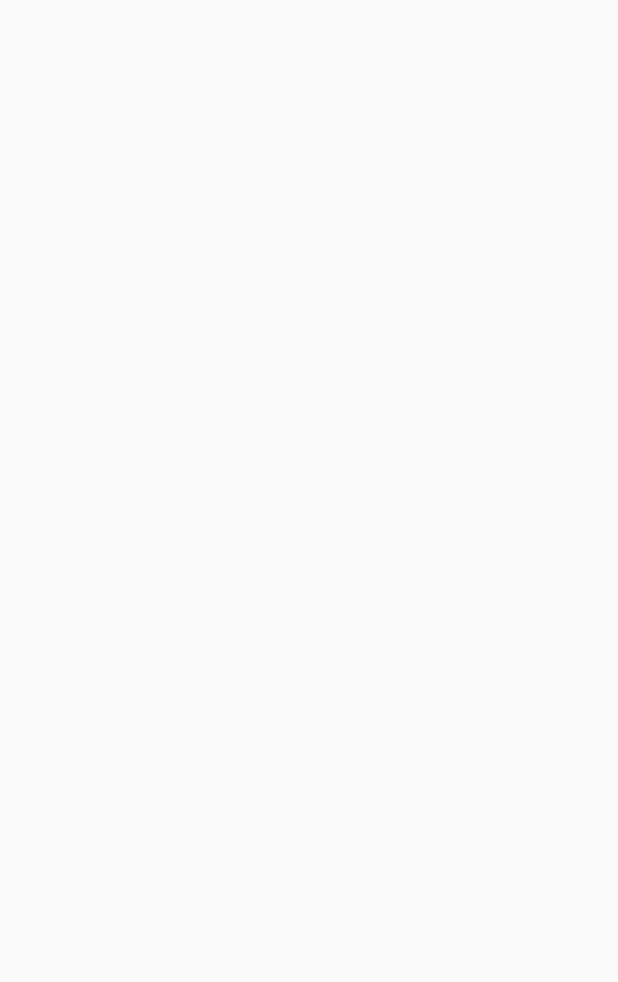
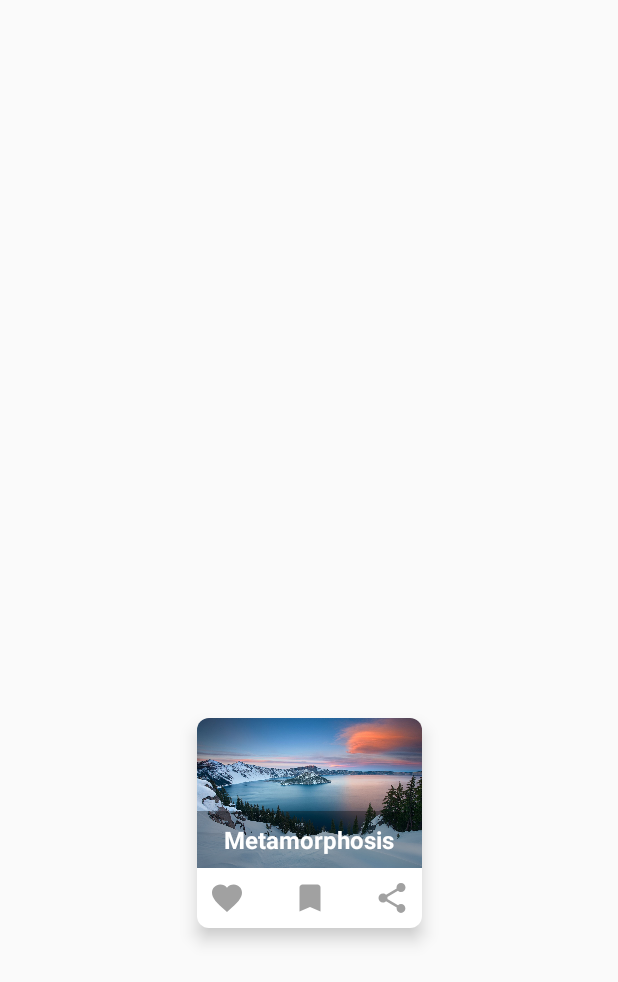
Before and after one commit to EudyContreras/Motion-Morpher, an Android app: the screen it shows after launch (ActivityDemo2), on a phone screen of 412 x 824 dp. Before the commit the part shown is empty. Shown: the top 982 px of the screen. Run offline under Robolectric (Android 15) with nearby library versions, the phone set to English and light mode, and no system bars.

Commit message:
layout building progress

```diff
--- a/app/src/main/java/com/eudycontreras/motionmorpher/examples/demo2/ActivityDemo2.kt
+++ b/app/src/main/java/com/eudycontreras/motionmorpher/examples/demo2/ActivityDemo2.kt
@@ -17,7 +17,7 @@ class ActivityDemo2 : MorphActivity() {
         setContentView(R.layout.activity_demo2)
     }
 
-    override fun onCreateOptionsMenu(menu: Menu): Boolean {
+    /*override fun onCreateOptionsMenu(menu: Menu): Boolean {
         menuInflater.inflate(R.menu.menu_demo_1, menu)
         return true
     }
@@ -29,7 +29,7 @@ class ActivityDemo2 : MorphActivity() {
         }
 
         return super.onOptionsItemSelected(item)
-    }
+    }*/
 
     override fun getRoot(): ViewGroup {
         return this.findViewById(R.id.root)
--- /dev/null
+++ b/app/src/main/res/drawable/ic_bookmark.xml
@@ -0,0 +1,5 @@
+<vector android:height="24dp" android:tint="#FFFFFF"
+    android:viewportHeight="24.0" android:viewportWidth="24.0"
+    android:width="24dp" xmlns:android="http://schemas.android.com/apk/res/android">
+    <path android:fillColor="#FF000000" android:pathData="M17,3H7c-1.1,0 -1.99,0.9 -1.99,2L5,21l7,-3 7,3V5c0,-1.1 -0.9,-2 -2,-2z"/>
+</vector>
--- /dev/null
+++ b/app/src/main/res/drawable/ic_favorite.xml
@@ -0,0 +1,6 @@
+<vector xmlns:android="http://schemas.android.com/apk/res/android" android:height="24dp"
+        android:tint="#FFFFFF" android:viewportHeight="24.0"
+        android:viewportWidth="24.0" android:width="24dp">
+    <path android:fillColor="#FF000000"
+          android:pathData="M12,21.35l-1.45,-1.32C5.4,15.36 2,12.28 2,8.5 2,5.42 4.42,3 7.5,3c1.74,0 3.41,0.81 4.5,2.09C13.09,3.81 14.76,3 16.5,3 19.58,3 22,5.42 22,8.5c0,3.78 -3.4,6.86 -8.55,11.54L12,21.35z"/>
+</vector>
--- /dev/null
+++ b/app/src/main/res/drawable/ic_search.xml
@@ -0,0 +1,5 @@
+<vector android:height="24dp" android:tint="#FFFFFF"
+    android:viewportHeight="24.0" android:viewportWidth="24.0"
+    android:width="24dp" xmlns:android="http://schemas.android.com/apk/res/android">
+    <path android:fillColor="#FF000000" android:pathData="M15.5,14h-0.79l-0.28,-0.27C15.41,12.59 16,11.11 16,9.5 16,5.91 13.09,3 9.5,3S3,5.91 3,9.5 5.91,16 9.5,16c1.61,0 3.09,-0.59 4.23,-1.57l0.27,0.28v0.79l5,4.99L20.49,19l-4.99,-5zM9.5,14C7.01,14 5,11.99 5,9.5S7.01,5 9.5,5 14,7.01 14,9.5 11.99,14 9.5,14z"/>
+</vector>
--- /dev/null
+++ b/app/src/main/res/drawable/ic_share.xml
@@ -0,0 +1,5 @@
+<vector android:height="24dp" android:tint="#FFFFFF"
+    android:viewportHeight="24.0" android:viewportWidth="24.0"
+    android:width="24dp" xmlns:android="http://schemas.android.com/apk/res/android">
+    <path android:fillColor="#FF000000" android:pathData="M18,16.08c-0.76,0 -1.44,0.3 -1.96,0.77L8.91,12.7c0.05,-0.23 0.09,-0.46 0.09,-0.7s-0.04,-0.47 -0.09,-0.7l7.05,-4.11c0.54,0.5 1.25,0.81 2.04,0.81 1.66,0 3,-1.34 3,-3s-1.34,-3 -3,-3 -3,1.34 -3,3c0,0.24 0.04,0.47 0.09,0.7L8.04,9.81C7.5,9.31 6.79,9 6,9c-1.66,0 -3,1.34 -3,3s1.34,3 3,3c0.79,0 1.5,-0.31 2.04,-0.81l7.12,4.16c-0.05,0.21 -0.08,0.43 -0.08,0.65 0,1.61 1.31,2.92 2.92,2.92 1.61,0 2.92,-1.31 2.92,-2.92s-1.31,-2.92 -2.92,-2.92z"/>
+</vector>
--- a/app/src/main/res/layout/activity_demo1_details_content.xml
+++ b/app/src/main/res/layout/activity_demo1_details_content.xml
@@ -25,7 +25,6 @@
                 android:id="@+id/toolbar"
                 android:layout_width="match_parent"
                 android:layout_height="?attr/actionBarSize"
-                android:background="@color/colorPrimary"
                 android:elevation="0dp"
                 android:clipToPadding="true"
                 app:titleTextColor="@color/white"
--- a/app/src/main/res/layout/activity_demo2.xml
+++ b/app/src/main/res/layout/activity_demo2.xml
@@ -5,6 +5,94 @@
         xmlns:app="http://schemas.android.com/apk/res-auto"
         android:layout_width="match_parent"
         android:layout_height="match_parent"
+        android:id="@+id/root"
         tools:context=".examples.demo2.ActivityDemo2">
 
+
+    <com.eudycontreras.motionmorpherlibrary.layouts.morphLayouts.ConstraintLayout
+            android:layout_width="wrap_content"
+            android:layout_height="wrap_content"
+            android:elevation="1dp"
+            android:translationZ="6dp"
+            android:backgroundTint="@color/white"
+            app:cl_shapeType="RECTANGULAR"
+            app:cl_radius="8dp"
+            app:layout_constraintStart_toStartOf="parent"
+            app:layout_constraintEnd_toEndOf="parent"
+            app:layout_constraintTop_toTopOf="parent"
+            app:layout_constraintBottom_toBottomOf="parent"
+            app:layout_constraintVertical_bias="0.7">
+
+        <ImageView
+                android:tag="demo2Image"
+                android:id="@+id/demo_2_image"
+                android:src="@drawable/demo_2_image"
+                android:scaleType="fitXY"
+                android:layout_width="150dp"
+                android:layout_height="100dp"
+                app:layout_constraintStart_toStartOf="parent"
+                app:layout_constraintEnd_toEndOf="parent"
+                app:layout_constraintTop_toTopOf="parent"/>
+
+        <TextView
+                android:ellipsize="marquee"
+                android:layout_width="0dp"
+                android:layout_height="wrap_content"
+                android:textColor="@color/white"
+                android:textStyle="bold"
+                android:textSize="16sp"
+                android:textAlignment="center"
+                android:text="Metamorphosis"
+                android:paddingBottom="8dp"
+                android:paddingTop="8dp"
+                android:background="@color/overlay"
+                app:layout_constraintBottom_toBottomOf="@id/demo_2_image"
+                app:layout_constraintStart_toStartOf="parent"
+                app:layout_constraintEnd_toEndOf="parent"
+        />
+        <com.eudycontreras.motionmorpherlibrary.layouts.morphLayouts.ConstraintLayout
+                android:layout_width="0dp"
+                android:layout_height="wrap_content"
+                android:orientation="horizontal"
+                app:layout_constraintEnd_toEndOf="parent"
+                app:layout_constraintStart_toStartOf="parent"
+                app:layout_constraintTop_toBottomOf="@id/demo_2_image">
+
+            <com.eudycontreras.motionmorpherlibrary.layouts.morphLayouts.ViewLayout
+                    android:layout_weight="1"
+                    android:layout_margin="8dp"
+                    android:backgroundTint="@color/icon_light"
+                    android:background="@drawable/ic_favorite"
+                    android:layout_width="24dp"
+                    android:layout_height="24dp"
+                    app:layout_constraintTop_toTopOf="parent"
+                    app:layout_constraintBottom_toBottomOf="parent"
+                    app:layout_constraintStart_toStartOf="parent"/>
+
+            <com.eudycontreras.motionmorpherlibrary.layouts.morphLayouts.ViewLayout
+                    android:layout_weight="1.4"
+                    android:layout_margin="8dp"
+                    android:backgroundTint="@color/icon_light"
+                    android:background="@drawable/ic_bookmark"
+                    android:layout_width="24dp"
+                    android:layout_height="24dp"
+                    app:layout_constraintTop_toTopOf="parent"
+                    app:layout_constraintBottom_toBottomOf="parent"
+                    app:layout_constraintStart_toStartOf="parent"
+                    app:layout_constraintEnd_toEndOf="parent"/>
+
+            <com.eudycontreras.motionmorpherlibrary.layouts.morphLayouts.ViewLayout
+                    android:layout_weight="1"
+                    android:layout_margin="8dp"
+                    android:backgroundTint="@color/icon_light"
+                    android:background="@drawable/ic_share"
+                    android:layout_width="24dp"
+                    android:layout_height="24dp"
+                    app:layout_constraintTop_toTopOf="parent"
+                    app:layout_constraintBottom_toBottomOf="parent"
+                    app:layout_constraintEnd_toEndOf="parent"/>
+
+        </com.eudycontreras.motionmorpherlibrary.layouts.morphLayouts.ConstraintLayout>
+
+    </com.eudycontreras.motionmorpherlibrary.layouts.morphLayouts.ConstraintLayout>
 </androidx.constraintlayout.widget.ConstraintLayout>
--- a/app/src/main/res/values/colors.xml
+++ b/app/src/main/res/values/colors.xml
@@ -1,15 +1,24 @@
 <?xml version="1.0" encoding="utf-8"?>
 <resources>
-    <color name="colorPrimary">#00838F</color>
-    <color name="colorPrimaryDark">#01616B</color>
+    <color name="colorPrimary">#039be5</color>
+    <color name="colorPrimaryDark">#006db3</color>
+    <color name="colorPrimaryLight">#63ccff</color>
     <color name="colorAccent">#ffffff</color>
 
     <color name="fab">#F9A825</color>
 
+    <color name="overlay">#54000000</color>
+    <color name="overlay_dark">#54000000</color>
+    <color name="overlay_light">#14000000</color>
+
+    <color name="light_gray">#CCCCCC</color>
     <color name="shell_white">#FEFEFE</color>
     <color name="white">#FFFFFF</color>
     <color name="black">#212121</color>
     <color name="icon">#616161</color>
+    <color name="icon_light">#A1A1A1</color>
     <color name="icon_dark">#313131</color>
+
     <color name="text">#414141</color>
+    <color name="text_light">#616161</color>
 </resources>
--- /dev/null
+++ b/motionmorpherlibrary/src/main/java/com/eudycontreras/motionmorpherlibrary/interfaces/Clipable.kt
@@ -0,0 +1,24 @@
+package com.eudycontreras.motionmorpherlibrary.interfaces
+
+import android.graphics.Canvas
+import android.graphics.Path
+
+@FunctionalInterface interface Clipable {
+
+    fun clipChildren(clipPath: Path, canvas: Canvas, corners: FloatArray, width: Float, height: Float) {
+        val count = canvas.saveCount
+
+        val top = 0f
+        val left = 0f
+        val bottom = top + height
+        val right = left + width
+
+        clipPath.rewind()
+        clipPath.addRoundRect(left, top, right, bottom, corners, Path.Direction.CCW)
+        clipPath.close()
+
+        canvas.clipPath(clipPath)
+
+        canvas.restoreToCount(count)
+    }
+}
--- a/motionmorpherlibrary/src/main/java/com/eudycontreras/motionmorpherlibrary/layouts/morphLayouts/ConstraintLayout.kt
+++ b/motionmorpherlibrary/src/main/java/com/eudycontreras/motionmorpherlibrary/layouts/morphLayouts/ConstraintLayout.kt
@@ -2,6 +2,8 @@ package com.eudycontreras.motionmorpherlibrary.layouts.morphLayouts
 
 import android.content.Context
 import android.content.res.ColorStateList
+import android.graphics.Canvas
+import android.graphics.Path
 import android.graphics.drawable.BitmapDrawable
 import android.graphics.drawable.Drawable
 import android.graphics.drawable.GradientDrawable
@@ -17,6 +19,7 @@ import com.eudycontreras.motionmorpherlibrary.doWith
 import com.eudycontreras.motionmorpherlibrary.drawables.MorphTransitionDrawable
 import com.eudycontreras.motionmorpherlibrary.extensions.getColor
 import com.eudycontreras.motionmorpherlibrary.extensions.toStateList
+import com.eudycontreras.motionmorpherlibrary.interfaces.Clipable
 import com.eudycontreras.motionmorpherlibrary.layouts.MorphLayout
 import com.eudycontreras.motionmorpherlibrary.layouts.MorphLayout.Companion.CIRCULAR
 import com.eudycontreras.motionmorpherlibrary.layouts.MorphLayout.Companion.RECTANGULAR
@@ -31,7 +34,7 @@ import com.eudycontreras.motionmorpherlibrary.shapes.MorphShape
  * @since July 19 2019
  */
 
-class ConstraintLayout : ConstraintLayout, MorphLayout {
+class ConstraintLayout : ConstraintLayout, MorphLayout, Clipable {
 
     override var morphX: Float
         get() = this.x
@@ -375,6 +378,14 @@ class ConstraintLayout : ConstraintLayout, MorphLayout {
         return children
     }
 
+    private var clipPath: Path = Path()
+
+    override fun dispatchDraw(canvas: Canvas) {
+        this.clipChildren(clipPath, canvas, cornerRadii.corners, morphWidth, morphHeight)
+
+        super.dispatchDraw(canvas)
+    }
+
     override fun setLayer(layer: Int) {
         setLayerType(layer, null)
     }
```
Also changed, not shown: app/src/main/res/layout/activity_demo2_details.xml (added, +221 -0 lines), app/src/main/res/menu/menu_demo_2_details.xml (added, +21 -0 lines), motionmorpherlibrary/src/main/java/com/eudycontreras/motionmorpherlibrary/layouts/MorphLayout.kt (+0 -8 lines), motionmorpherlibrary/src/main/java/com/eudycontreras/motionmorpherlibrary/layouts/MorphView.kt (+14 -3 lines), motionmorpherlibrary/src/main/java/com/eudycontreras/motionmorpherlibrary/layouts/MorphWrapper.kt (+3 -15 lines), app/src/main/res/drawable/demo_2_image.jpg (added), app/src/main/res/drawable/logo_img.png (added), app/src/main/res/drawable/logo_img_alt.png (added).
